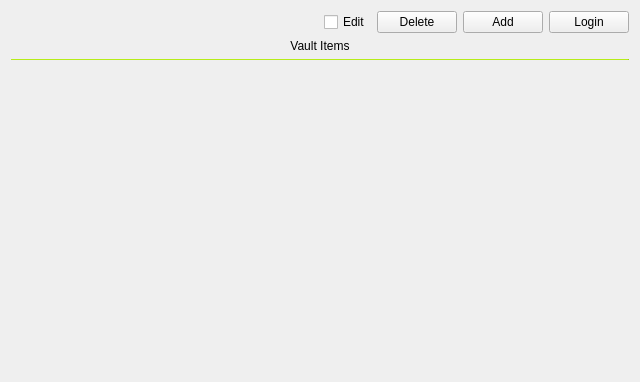
This is designs/xml/vault_tab.ui in daniel-deru/WorkMate-3.0 as Qt 5 draws it before an edit. The edited form follows.
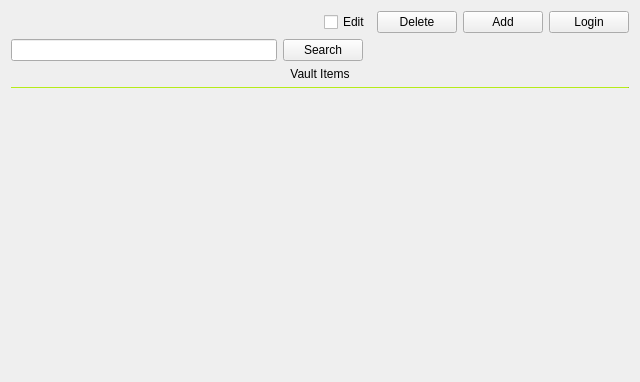
This is the edited form.

Commit message: made UI changes to be more consitent on button placement. added filter to filter vault items

What changed in the file:
```diff
--- a/designs/xml/vault_tab.ui
+++ b/designs/xml/vault_tab.ui
@@ -80,6 +80,36 @@
      </item>
     </layout>
    </item>
+   <item>
+    <layout class="QHBoxLayout" name="horizontalLayout">
+     <item>
+      <widget class="QLineEdit" name="lne_search"/>
+     </item>
+     <item>
+      <widget class="QPushButton" name="btn_search">
+       <property name="cursor">
+        <cursorShape>PointingHandCursor</cursorShape>
+       </property>
+       <property name="text">
+        <string>Search</string>
+       </property>
+      </widget>
+     </item>
+     <item>
+      <spacer name="horizontalSpacer_3">
+       <property name="orientation">
+        <enum>Qt::Horizontal</enum>
+       </property>
+       <property name="sizeHint" stdset="0">
+        <size>
+         <width>40</width>
+         <height>20</height>
+        </size>
+       </property>
+      </spacer>
+     </item>
+    </layout>
+   </item>
    <item>
     <widget class="QLabel" name="lbl_secret">
      <property name="text">
@@ -126,7 +156,7 @@
         <x>0</x>
         <y>0</y>
         <width>622</width>
-        <height>307</height>
+        <height>276</height>
        </rect>
       </property>
       <layout class="QVBoxLayout" name="verticalLayout_2">
```
The commit also changes 17 other files.
